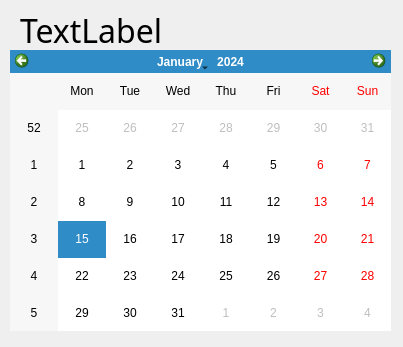
Qt form project/chameleon/windows/calendar_win.ui (dubidubiduba/chameleon) before a commit.
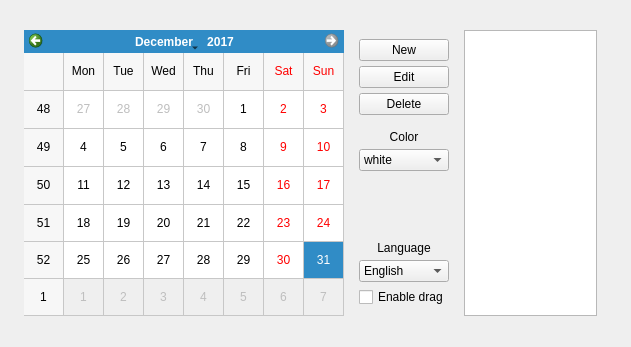
The same form after that commit. Custom widgets are drawn as their Qt base class.

```diff
--- a/project/chameleon/windows/calendar_win.ui
+++ b/project/chameleon/windows/calendar_win.ui
@@ -6,58 +6,221 @@
    <rect>
     <x>0</x>
     <y>0</y>
-    <width>403</width>
+    <width>631</width>
     <height>347</height>
    </rect>
   </property>
   <property name="windowTitle">
    <string>Form</string>
   </property>
-  <widget class="QCalendarWidget" name="calendarWidget">
+  <widget class="QListWidget" name="listWidget">
    <property name="geometry">
     <rect>
-     <x>10</x>
-     <y>50</y>
-     <width>381</width>
-     <height>281</height>
+     <x>464</x>
+     <y>30</y>
+     <width>133</width>
+     <height>286</height>
     </rect>
    </property>
+   <property name="mouseTracking">
+    <bool>true</bool>
+   </property>
   </widget>
-  <widget class="QStackedWidget" name="stackedWidget">
+  <widget class="MyCalendar" name="calendar">
    <property name="geometry">
     <rect>
-     <x>510</x>
-     <y>20</y>
-     <width>241</width>
-     <height>271</height>
+     <x>24</x>
+     <y>30</y>
+     <width>320</width>
+     <height>286</height>
     </rect>
    </property>
-   <property name="currentIndex">
-    <number>0</number>
+   <property name="mouseTracking">
+    <bool>true</bool>
    </property>
-   <widget class="QWidget" name="page_3"/>
-   <widget class="QWidget" name="page_4"/>
+   <property name="acceptDrops">
+    <bool>true</bool>
+   </property>
+   <property name="minimumDate">
+    <date>
+     <year>2000</year>
+     <month>1</month>
+     <day>1</day>
+    </date>
+   </property>
+   <property name="maximumDate">
+    <date>
+     <year>2017</year>
+     <month>12</month>
+     <day>31</day>
+    </date>
+   </property>
+   <property name="gridVisible">
+    <bool>true</bool>
+   </property>
   </widget>
-  <widget class="QLabel" name="label">
+  <widget class="QFrame" name="Frame">
    <property name="geometry">
     <rect>
-     <x>20</x>
-     <y>10</y>
-     <width>361</width>
-     <height>41</height>
+     <x>350</x>
+     <y>30</y>
+     <width>108</width>
+     <height>286</height>
     </rect>
    </property>
-   <property name="font">
-    <font>
-     <family>华文隶书</family>
-     <pointsize>24</pointsize>
-    </font>
+   <property name="sizePolicy">
+    <sizepolicy hsizetype="Minimum" vsizetype="Preferred">
+     <horstretch>0</horstretch>
+     <verstretch>0</verstretch>
+    </sizepolicy>
    </property>
-   <property name="text">
-    <string>TextLabel</string>
-   </property>
+   <layout class="QVBoxLayout" name="verticalLayout">
+    <property name="spacing">
+     <number>5</number>
+    </property>
+    <item>
+     <widget class="QPushButton" name="newButton">
+      <property name="text">
+       <string>New</string>
+      </property>
+     </widget>
+    </item>
+    <item>
+     <widget class="QPushButton" name="editButton">
+      <property name="text">
+       <string>Edit</string>
+      </property>
+     </widget>
+    </item>
+    <item>
+     <widget class="QPushButton" name="deleteButton">
+      <property name="text">
+       <string>Delete</string>
+      </property>
+     </widget>
+    </item>
+    <item>
+     <spacer name="verticalSpacer">
+      <property name="orientation">
+       <enum>Qt::Vertical</enum>
+      </property>
+      <property name="sizeType">
+       <enum>QSizePolicy::Fixed</enum>
+      </property>
+      <property name="sizeHint" stdset="0">
+       <size>
+        <width>20</width>
+        <height>10</height>
+       </size>
+      </property>
+     </spacer>
+    </item>
+    <item>
+     <widget class="QLabel" name="colorLabel">
+      <property name="text">
+       <string>&lt;html&gt;&lt;head/&gt;&lt;body&gt;&lt;p align=&quot;center&quot;&gt;Color&lt;/p&gt;&lt;/body&gt;&lt;/html&gt;</string>
+      </property>
+     </widget>
+    </item>
+    <item>
+     <widget class="QComboBox" name="colorBox">
+      <item>
+       <property name="text">
+        <string>white</string>
+       </property>
+      </item>
+      <item>
+       <property name="text">
+        <string>red</string>
+       </property>
+      </item>
+      <item>
+       <property name="text">
+        <string>yellow</string>
+       </property>
+      </item>
+      <item>
+       <property name="text">
+        <string>green</string>
+       </property>
+      </item>
+      <item>
+       <property name="text">
+        <string>cyan</string>
+       </property>
+      </item>
+      <item>
+       <property name="text">
+        <string>blue</string>
+       </property>
+      </item>
+      <item>
+       <property name="text">
+        <string>purple</string>
+       </property>
+      </item>
+     </widget>
+    </item>
+    <item>
+     <spacer name="verticalSpacer_3">
+      <property name="orientation">
+       <enum>Qt::Vertical</enum>
+      </property>
+      <property name="sizeHint" stdset="0">
+       <size>
+        <width>20</width>
+        <height>40</height>
+       </size>
+      </property>
+     </spacer>
+    </item>
+    <item>
+     <widget class="QLabel" name="label">
+      <property name="text">
+       <string>&lt;html&gt;&lt;head/&gt;&lt;body&gt;&lt;p align=&quot;center&quot;&gt;Language&lt;/p&gt;&lt;/body&gt;&lt;/html&gt;</string>
+      </property>
+     </widget>
+    </item>
+    <item>
+     <widget class="QComboBox" name="languageBox">
+      <property name="whatsThis">
+       <string notr="true"/>
+      </property>
+      <item>
+       <property name="text">
+        <string>English</string>
+       </property>
+      </item>
+      <item>
+       <property name="text">
+        <string>中文</string>
+       </property>
+      </item>
+     </widget>
+    </item>
+    <item>
+     <widget class="QCheckBox" name="checkBox">
+      <property name="sizePolicy">
+       <sizepolicy hsizetype="Minimum" vsizetype="Fixed">
+        <horstretch>0</horstretch>
+        <verstretch>0</verstretch>
+       </sizepolicy>
+      </property>
+      <property name="text">
+       <string>Enable drag</string>
+      </property>
+     </widget>
+    </item>
+   </layout>
   </widget>
  </widget>
+ <customwidgets>
+  <customwidget>
+   <class>MyCalendar</class>
+   <extends>QCalendarWidget</extends>
+   <header>mycalendar.h</header>
+  </customwidget>
+ </customwidgets>
  <resources/>
  <connections/>
 </ui>
```
